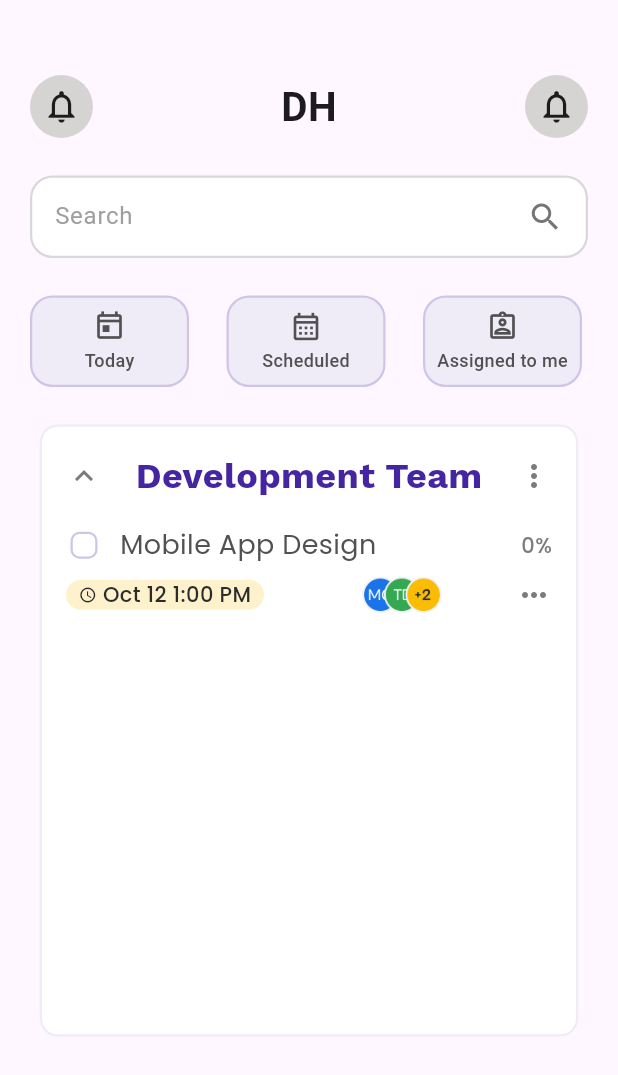
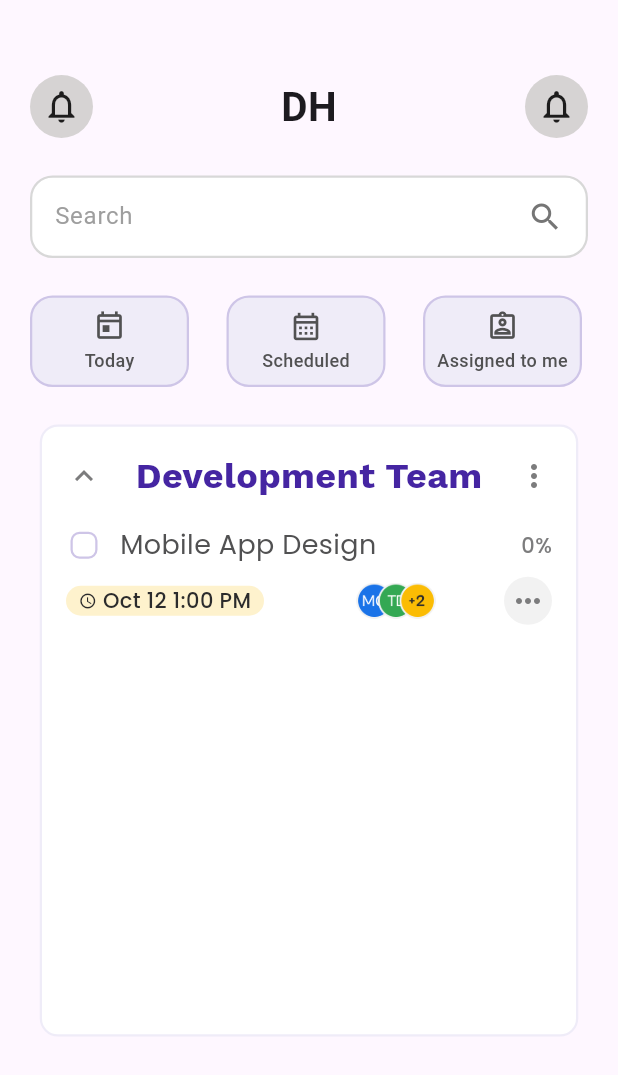
Before and after one commit to natidever/from_lab001, a Flutter app: the screen it shows after launch, on a phone screen of 412 x 824 dp. Shown: the top 1075 px of the screen. Run offline on Flutter 3.47's test engine with Material 3 defaults, Android fonts, the phone set to English and light mode, and no system bars; our stand-ins replace google_fonts.

Commit message:
ui upadte

```diff
--- a/lib/task.dart
+++ b/lib/task.dart
@@ -300,10 +300,17 @@ class _TaskState extends State<Task> {
                                 ),
                               ),
                             ),
-                            Icon(
-                              Icons.more_horiz,
-                              size: 24,
-                              color: const Color(0xFF7C7C7D),
+                            Container(
+                              decoration: BoxDecoration(
+                                shape: BoxShape.circle,
+                                color: const Color(0xFFF2F2F2),
+                              ),
+                              child: Icon(
+                                Icons.more_horiz,
+                                size: 24,
+                                color: const Color(0xFF7C7C7D),
+                              ),
+                              padding: const EdgeInsets.all(4),
                             ),
                           ],
                         ),
```
